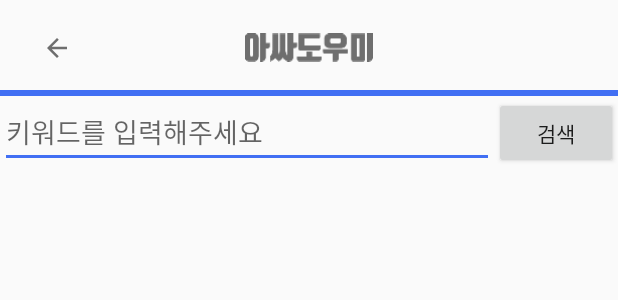
After one commit to imcodding/outsiderHelper_android, an Android app: the layout activity_restaurant.xml on its own in the app's theme, with its tools: preview values and no code run, on a phone screen of 412 x 824 dp. The commit adds this screen. Shown: the top 300 px of the screen. Run offline under Robolectric (Android 15) with nearby library versions, the phone set to English and light mode, and no system bars.

Commit message:
기능추가: 키워드 검색 조회 및 마커 생성

```diff
--- a/OutsiderHelper/app/src/main/java/com/mia/outsiderhelper/main/fragment/store/StoreFragment.java
+++ b/OutsiderHelper/app/src/main/java/com/mia/outsiderhelper/main/fragment/store/StoreFragment.java
@@ -1,6 +1,7 @@
 package com.mia.outsiderhelper.main.fragment.store;
 
 import android.annotation.SuppressLint;
+import android.content.Intent;
 import android.os.Bundle;
 import android.view.LayoutInflater;
 import android.view.View;
@@ -12,6 +13,7 @@ import androidx.annotation.Nullable;
 
 import com.mia.outsiderhelper.BaseFragment;
 import com.mia.outsiderhelper.R;
+import com.mia.outsiderhelper.main.fragment.store.restaurant.RestaurantActivity;
 
 public class StoreFragment extends BaseFragment implements View.OnClickListener {
 
@@ -38,6 +40,8 @@ public class StoreFragment extends BaseFragment implements View.OnClickListener
     public void onClick(View v) {
         switch (v.getId()) {
             case R.id.store_linear_eating:
+                Intent intent = new Intent(getActivity(), RestaurantActivity.class);
+                startActivity(intent);
                 break;
             case R.id.store_linear_cafe:
                 break;
--- /dev/null
+++ b/OutsiderHelper/app/src/main/res/layout/activity_restaurant.xml
@@ -0,0 +1,48 @@
+<?xml version="1.0" encoding="utf-8"?>
+<RelativeLayout xmlns:android="http://schemas.android.com/apk/res/android"
+    xmlns:tools="http://schemas.android.com/tools"
+    android:layout_width="match_parent"
+    android:layout_height="match_parent"
+    tools:context=".main.fragment.store.restaurant.RestaurantActivity">
+
+    <include
+        android:id="@+id/toolbar_layout"
+        layout="@layout/sub_toolbar_layout"
+        android:layout_width="match_parent"
+        android:layout_height="wrap_content"
+        android:layout_alignParentTop="true" />
+
+    <LinearLayout
+        android:id="@+id/linear_search"
+        android:layout_width="match_parent"
+        android:layout_height="wrap_content"
+        android:layout_below="@id/toolbar_layout"
+        android:orientation="horizontal">
+
+        <EditText
+            android:id="@+id/restaurant_edit_keyword"
+            android:layout_width="0dp"
+            android:layout_height="wrap_content"
+            android:layout_weight="4"
+            android:hint="키워드를 입력해주세요" />
+
+        <Button
+            android:id="@+id/restaurant_btn_search"
+            android:layout_width="0dp"
+            android:layout_height="wrap_content"
+            android:layout_weight="1"
+            android:text="검색" />
+    </LinearLayout>
+
+    <RelativeLayout
+        android:id="@+id/restaurant_map_view"
+        android:layout_width="match_parent"
+        android:layout_height="match_parent"
+        android:layout_below="@+id/linear_search" />
+
+    <include
+        layout="@layout/custom_progressbar"
+        android:layout_width="wrap_content"
+        android:layout_height="wrap_content"
+        android:layout_centerInParent="true" />
+</RelativeLayout>
```
Also changed, not shown: OutsiderHelper/app/src/main/java/com/mia/outsiderhelper/main/fragment/store/restaurant/RestaurantActivity.java (added, +78 -0 lines), OutsiderHelper/app/src/main/java/com/mia/outsiderhelper/main/fragment/store/restaurant/RestaurantService.java (added, +40 -0 lines), OutsiderHelper/app/src/main/java/com/mia/outsiderhelper/main/fragment/store/restaurant/interfaces/RestaurantActivityView.java (added, +10 -0 lines), OutsiderHelper/app/src/main/java/com/mia/outsiderhelper/main/fragment/store/restaurant/interfaces/RestaurantRetrofitInterface.java (added, +19 -0 lines), OutsiderHelper/app/src/main/java/com/mia/outsiderhelper/models/SearchResponse.java (added, +234 -0 lines).
